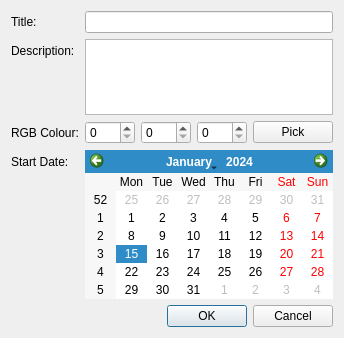
Old version of the form chain/new_chain_dialog.ui in the repository Elbagast/Dont_Break_The_Chain.
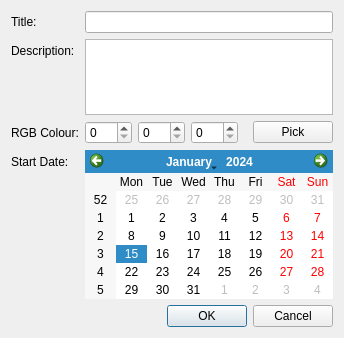
New version of the form.

```diff
--- a/chain/new_chain_dialog.ui
+++ b/chain/new_chain_dialog.ui
@@ -63,6 +63,9 @@
          </property>
         </widget>
        </item>
+       <item>
+        <widget class="QWidget" name="colour_display_widget" native="true"/>
+       </item>
        <item>
         <widget class="QPushButton" name="colour_pick_button">
          <property name="text">
```
Left out of the diff: 6 changed lines with no effect on the pictures.
